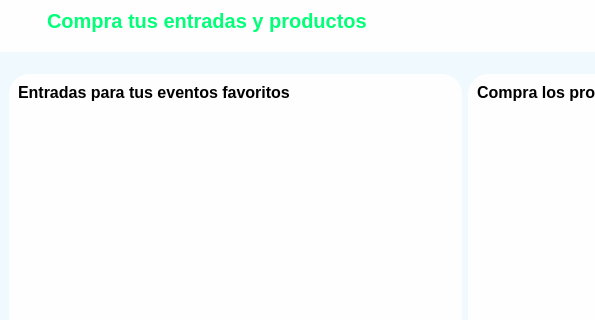
First picture: the form in src/Vista/comprascliente.ui, repository gjimec00/STDEvents, before the edit; both pictures show x 0 to 595 and y 0 to 320 of the 930 by 540 pixel window.
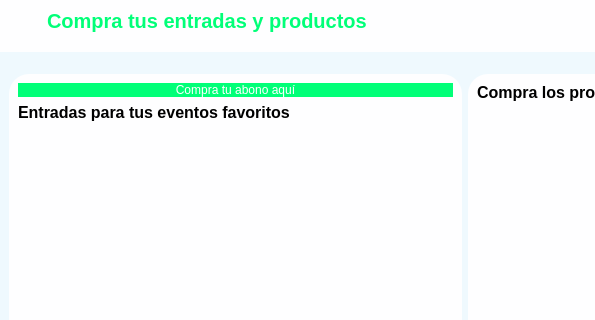
Second picture: the form after the edit. Icons and pictures are not drawn.

```diff
--- a/src/Vista/comprascliente.ui
+++ b/src/Vista/comprascliente.ui
@@ -517,6 +517,13 @@
        <item>
         <widget class="QWidget" name="widget_4" native="true">
          <layout class="QVBoxLayout" name="verticalLayout_6">
+          <item>
+           <widget class="QPushButton" name="pushButton">
+            <property name="text">
+             <string>Compra tu abono aquí</string>
+            </property>
+           </widget>
+          </item>
           <item>
            <widget class="QLabel" name="label">
             <property name="font">
@@ -546,8 +553,8 @@
               <rect>
                <x>0</x>
                <y>0</y>
-               <width>435</width>
-               <height>418</height>
+               <width>428</width>
+               <height>366</height>
               </rect>
              </property>
             </widget>
```
Left out of the diff: 4 changed lines with no effect on the pictures.
